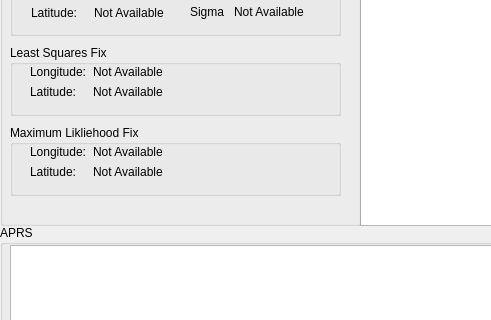
Qt form MainWindow.ui (tvrusso/qDF) before a commit; both pictures show x 0 to 491 and y 114 to 434 of the 800 by 600 pixel window.
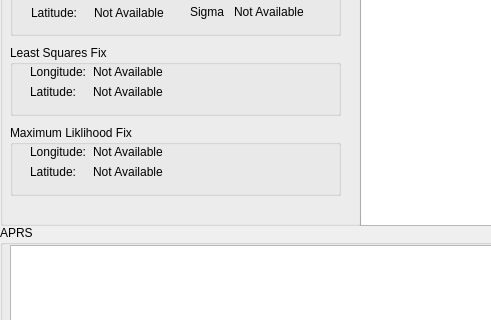
The same form after that commit.

Commit message: Fix spelling error.

```diff
--- a/MainWindow.ui
+++ b/MainWindow.ui
@@ -64,7 +64,7 @@
       </rect>
      </property>
      <property name="title" >
-      <string>Maximum Likliehood Fix</string>
+      <string>Maximum Liklihood Fix</string>
      </property>
      <widget class="QWidget" name="layoutWidget_2" >
       <property name="geometry" >
```
